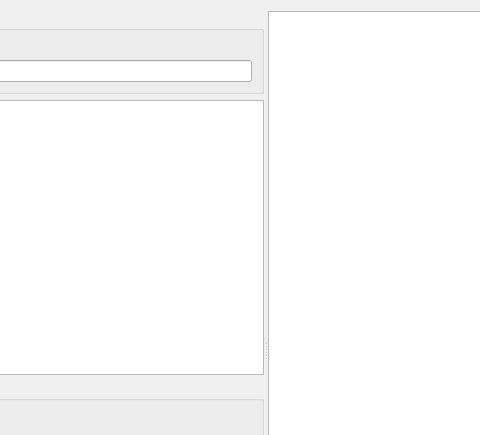
This is src/gui/sprite_editor.ui in solarus-games/solarus-quest-editor as Qt 5 draws it before an edit; both pictures show x 284 to 764 and y 0 to 435 of the 1000 by 700 pixel window. The edited form follows.
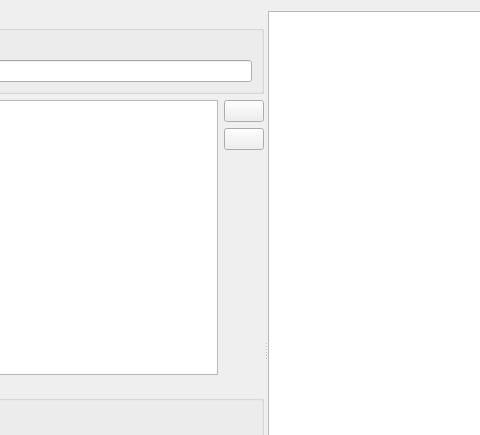
This is the edited form. Icons and pictures are not drawn. Custom widgets are drawn as their Qt base class.

Commit message: SpriteEditor: implementing add animation & delete animation or direction.

What changed in the file:
```diff
--- a/src/gui/sprite_editor.ui
+++ b/src/gui/sprite_editor.ui
@@ -67,7 +67,56 @@
         </widget>
        </item>
        <item>
-        <widget class="SpriteTreeView" name="sprite_tree_view"/>
+        <layout class="QHBoxLayout" name="horizontalLayout_4">
+         <item>
+          <widget class="SpriteTreeView" name="sprite_tree_view"/>
+         </item>
+         <item>
+          <layout class="QVBoxLayout" name="verticalLayout">
+           <item>
+            <widget class="QPushButton" name="create_button">
+             <property name="toolTip">
+              <string>Add</string>
+             </property>
+             <property name="text">
+              <string/>
+             </property>
+             <property name="icon">
+              <iconset resource="../../resources/images.qrc">
+               <normaloff>:/images/icon_add.png</normaloff>:/images/icon_add.png</iconset>
+             </property>
+            </widget>
+           </item>
+           <item>
+            <widget class="QPushButton" name="delete_button">
+             <property name="toolTip">
+              <string>Delete</string>
+             </property>
+             <property name="text">
+              <string/>
+             </property>
+             <property name="icon">
+              <iconset resource="../../resources/images.qrc">
+               <normaloff>:/images/icon_cross.png</normaloff>:/images/icon_cross.png</iconset>
+             </property>
+            </widget>
+           </item>
+           <item>
+            <spacer name="verticalSpacer">
+             <property name="orientation">
+              <enum>Qt::Vertical</enum>
+             </property>
+             <property name="sizeHint" stdset="0">
+              <size>
+               <width>20</width>
+               <height>40</height>
+              </size>
+             </property>
+            </spacer>
+           </item>
+          </layout>
+         </item>
+        </layout>
        </item>
        <item>
         <widget class="QGroupBox" name="animation_properties_group_box">
```
The commit also changes 8 other files.
